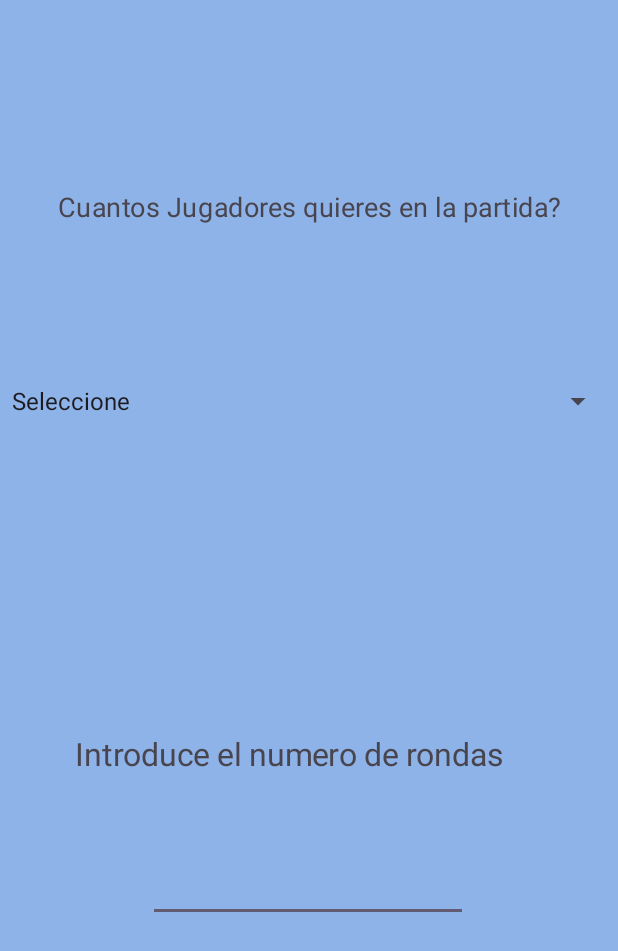
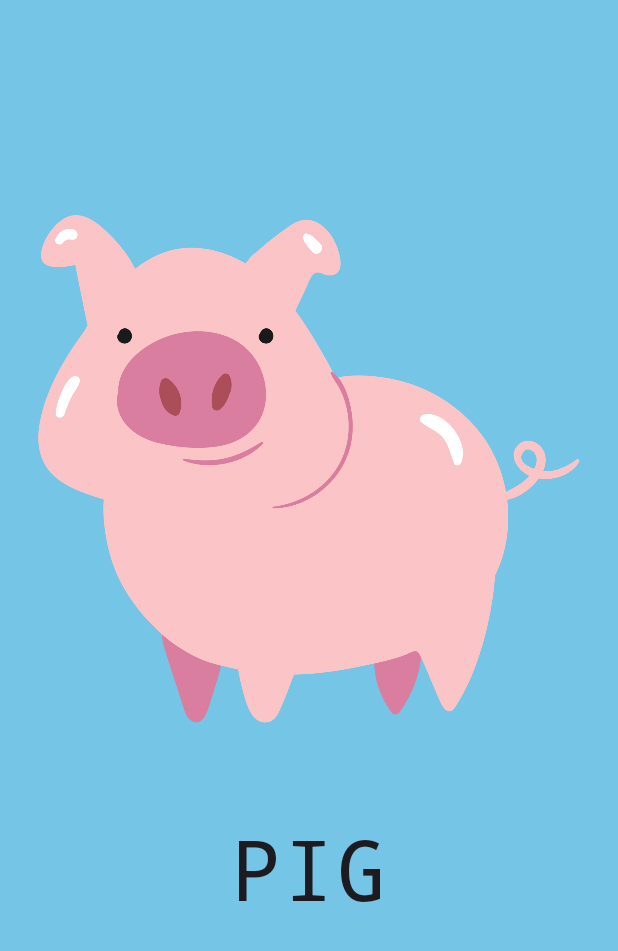
Before and after one commit to SergioLilo/practicaPigV2, an Android app: the first screen one second after launch (MainActivity), on a phone screen of 412 x 824 dp. Shown: the top 951 px of the screen. Run offline under Robolectric (Android 15) with nearby library versions, the phone set to English and light mode, and no system bars.

Commit message:
Parcelable1

```diff
--- a/app/src/main/java/com/example/practicapigv2/MainActivity.kt
+++ b/app/src/main/java/com/example/practicapigv2/MainActivity.kt
@@ -2,6 +2,7 @@ package com.example.practicapigv2
 
 import android.content.Intent
 import android.os.Bundle
+import android.os.Handler
 import android.view.View
 import android.widget.AdapterView
 import android.widget.ArrayAdapter
@@ -20,13 +21,15 @@ class MainActivity : AppCompatActivity() {
         enableEdgeToEdge()
 
         binding = ActivityMainBinding.inflate(layoutInflater)
+        setContentView(R.layout.splash_screen)
+        Handler().postDelayed({
         setContentView(binding.root)
 
-        val items = listOf("Seleccione","2", "3", "4")
-        val adapter = ArrayAdapter(this,android.R.layout.simple_spinner_item,items)
-        var seleccion:Boolean=false
-        var seleccionJugador:Boolean=false
-        var rondas:Int=0
+        val items = listOf("Seleccione", "2", "3", "4")
+        val adapter = ArrayAdapter(this, android.R.layout.simple_spinner_item, items)
+        var seleccion: Boolean = false
+        var seleccionJugador: Boolean = false
+        var rondas: Int = 0
 
         adapter.setDropDownViewResource(android.R.layout.simple_spinner_dropdown_item)
 
@@ -34,7 +37,7 @@ class MainActivity : AppCompatActivity() {
         binding.jugadoresID.adapter = adapter
 
         binding.rondasID.setOnClickListener {
-            if(!binding.rondasID.text.toString().equals("")) {
+            if (!binding.rondasID.text.toString().equals("")) {
                 rondas = binding.rondasID.text.toString().toInt()
                 if (rondas > 0) {
                     seleccionJugador = true
@@ -59,17 +62,22 @@ class MainActivity : AppCompatActivity() {
                     id: Long
                 ) {
                     if (seleccionJugador) {
-                            if (!parent.selectedItem.equals(0)){
+                        if (!parent.selectedItem.equals(0)) {
                             jugadores = parent.getItemAtPosition(position).toString()
                             val intent = Intent(this@MainActivity, MainActivity2::class.java)
 
                             intent.putExtra("numJugadores", jugadores)
-                                intent.putExtra("rondas",binding.rondasID.text.toString())
-                                startActivity(intent)}
+                            intent.putExtra("rondas", binding.rondasID.text.toString())
+                            startActivity(intent)
+                        }
 
                     } else {
                        parent.setSelection(0)
-                            Toast.makeText(this@MainActivity, "Primero debe seleccionar el número de rondas.", Toast.LENGTH_LONG).show()
+                        Toast.makeText(
+                            this@MainActivity,
+                            "Primero debe seleccionar el número de rondas.",
+                            Toast.LENGTH_LONG
+                        ).show()
 
                     }
 
@@ -80,6 +88,7 @@ class MainActivity : AppCompatActivity() {
                 }
             }
 
+    },3000)
+        }
 
     }
-    }
--- /dev/null
+++ b/app/src/main/res/layout/splash_screen.xml
@@ -0,0 +1,35 @@
+<?xml version="1.0" encoding="utf-8"?>
+<androidx.constraintlayout.widget.ConstraintLayout xmlns:android="http://schemas.android.com/apk/res/android"
+    xmlns:app="http://schemas.android.com/apk/res-auto"
+    xmlns:tools="http://schemas.android.com/tools"
+    android:id="@+id/relativeLayout"
+    android:layout_width="match_parent"
+    android:layout_height="match_parent"
+    android:background="#75C5E6">
+
+    <ImageView
+        android:id="@+id/imageView2"
+        android:layout_width="wrap_content"
+        android:layout_height="wrap_content"
+        android:layout_marginBottom="100dp"
+        app:layout_constraintBottom_toBottomOf="parent"
+        app:layout_constraintEnd_toEndOf="parent"
+        app:layout_constraintHorizontal_bias="0.0"
+        app:layout_constraintStart_toStartOf="parent"
+        app:srcCompat="@drawable/cerdo" />
+
+    <TextView
+        android:id="@+id/textView2"
+        android:layout_width="wrap_content"
+        android:layout_height="wrap_content"
+        android:fontFamily="monospace"
+        android:scaleX="4"
+        android:scaleY="4"
+        android:text="PIG"
+        android:textAppearance="@style/TextAppearance.AppCompat.Body1"
+        app:layout_constraintBottom_toBottomOf="parent"
+        app:layout_constraintEnd_toEndOf="parent"
+        app:layout_constraintStart_toStartOf="parent"
+        app:layout_constraintTop_toTopOf="parent"
+        app:layout_constraintVertical_bias="0.706" />
+</androidx.constraintlayout.widget.ConstraintLayout>
```
Also changed, not shown: app/src/main/java/com/example/practicapigv2/Jugador.kt (added, +34 -0 lines), app/src/main/java/com/example/practicapigv2/MainActivity3.kt (+2 -25 lines), app/src/main/res/layout/activity_main2.xml (+6 -6 lines). Lines whose indentation alone changed are shown as unchanged.
